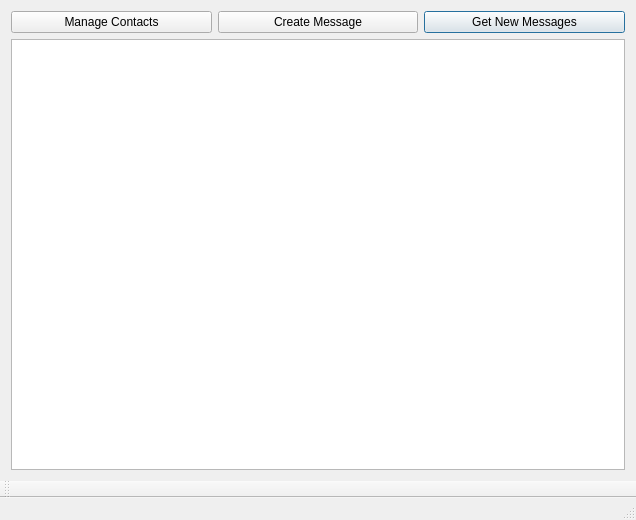
This is mainwindow.ui in localoptimum/warp2 as Qt 5 draws it before an edit. The edited form follows.
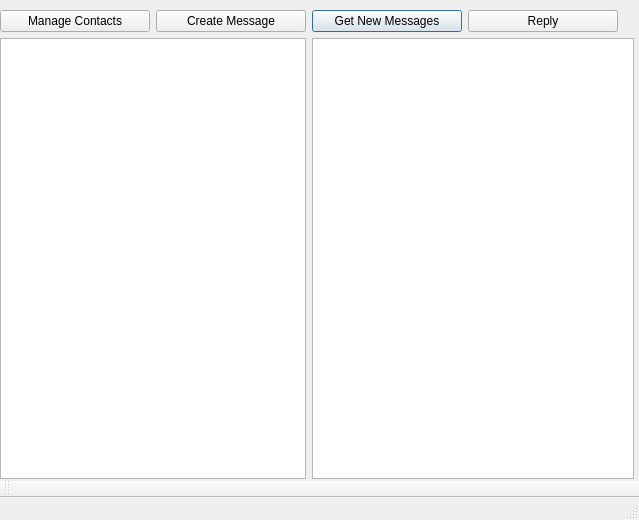
This is the edited form.

Commit message: add messagedelegate. change layout of mainwindow. change all toolbuttons to pushbuttons. add error handling when cancelling import. add error handling when trying to overwrite existing file (when exporting contact). add reply button, that is enabled when message is selected.

The edit to the form file:
```diff
--- a/mainwindow.ui
+++ b/mainwindow.ui
@@ -6,7 +6,7 @@
    <rect>
     <x>0</x>
     <y>0</y>
-    <width>636</width>
+    <width>639</width>
     <height>520</height>
    </rect>
   </property>
@@ -15,24 +15,37 @@
   </property>
   <widget class="QWidget" name="centralWidget">
    <layout class="QVBoxLayout" name="verticalLayout">
+    <property name="leftMargin">
+     <number>0</number>
+    </property>
+    <property name="topMargin">
+     <number>10</number>
+    </property>
+    <property name="rightMargin">
+     <number>5</number>
+    </property>
+    <property name="bottomMargin">
+     <number>2</number>
+    </property>
     <item>
-     <layout class="QHBoxLayout" name="horizontalButtonLayout">
-      <item>
-       <widget class="QPushButton" name="mainContactsButton">
-        <property name="text">
-         <string>Manage Contacts</string>
-        </property>
-       </widget>
+     <layout class="QGridLayout" name="gridLayout_4">
+      <item row="2" column="0" colspan="2">
+       <widget class="QListWidget" name="listWidget"/>
       </item>
-      <item>
-       <widget class="QPushButton" name="mainCreateMessageButton">
-        <property name="text">
-         <string>Create Message</string>
-        </property>
-       </widget>
-      </item>
-      <item>
+      <item row="0" column="2">
        <widget class="QPushButton" name="mainGetNewMessagesButton">
+        <property name="minimumSize">
+         <size>
+          <width>150</width>
+          <height>0</height>
+         </size>
+        </property>
+        <property name="maximumSize">
+         <size>
+          <width>150</width>
+          <height>16777215</height>
+         </size>
+        </property>
         <property name="text">
          <string>Get New Messages</string>
         </property>
@@ -41,18 +54,78 @@
         </property>
        </widget>
       </item>
+      <item row="0" column="0">
+       <widget class="QPushButton" name="mainContactsButton">
+        <property name="minimumSize">
+         <size>
+          <width>150</width>
+          <height>0</height>
+         </size>
+        </property>
+        <property name="maximumSize">
+         <size>
+          <width>150</width>
+          <height>16777215</height>
+         </size>
+        </property>
+        <property name="text">
+         <string>Manage Contacts</string>
+        </property>
+       </widget>
+      </item>
+      <item row="0" column="3">
+       <widget class="QPushButton" name="replyButton">
+        <property name="minimumSize">
+         <size>
+          <width>150</width>
+          <height>0</height>
+         </size>
+        </property>
+        <property name="maximumSize">
+         <size>
+          <width>150</width>
+          <height>16777215</height>
+         </size>
+        </property>
+        <property name="text">
+         <string>Reply</string>
+        </property>
+       </widget>
+      </item>
+      <item row="0" column="1">
+       <widget class="QPushButton" name="mainCreateMessageButton">
+        <property name="minimumSize">
+         <size>
+          <width>150</width>
+          <height>0</height>
+         </size>
+        </property>
+        <property name="maximumSize">
+         <size>
+          <width>150</width>
+          <height>16777215</height>
+         </size>
+        </property>
+        <property name="text">
+         <string>Create Message</string>
+        </property>
+       </widget>
+      </item>
+      <item row="2" column="2" colspan="3">
+       <widget class="QTextEdit" name="textEdit">
+        <property name="undoRedoEnabled">
+         <bool>false</bool>
+        </property>
+        <property name="cursorWidth">
+         <number>0</number>
+        </property>
+        <property name="textInteractionFlags">
+         <set>Qt::LinksAccessibleByKeyboard|Qt::LinksAccessibleByMouse|Qt::TextBrowserInteraction|Qt::TextSelectableByKeyboard|Qt::TextSelectableByMouse</set>
+        </property>
+       </widget>
+      </item>
      </layout>
     </item>
-    <item>
-     <widget class="QListWidget" name="listWidget">
-      <property name="sizePolicy">
-       <sizepolicy hsizetype="Expanding" vsizetype="Expanding">
-        <horstretch>0</horstretch>
-        <verstretch>0</verstretch>
-       </sizepolicy>
-      </property>
-     </widget>
-    </item>
    </layout>
   </widget>
   <widget class="QMenuBar" name="menuBar">
```
Left out of the diff: 4 changed lines with no effect on the pictures. The commit also changes 12 other files.
